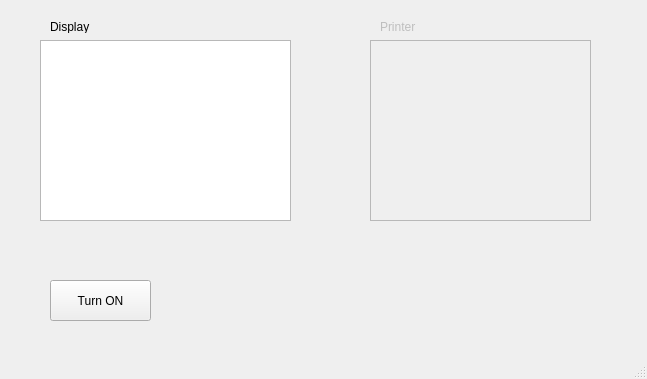
Above: ATM/mainwindow.ui from Neanra/ATM before the change. Below: the same form after it.
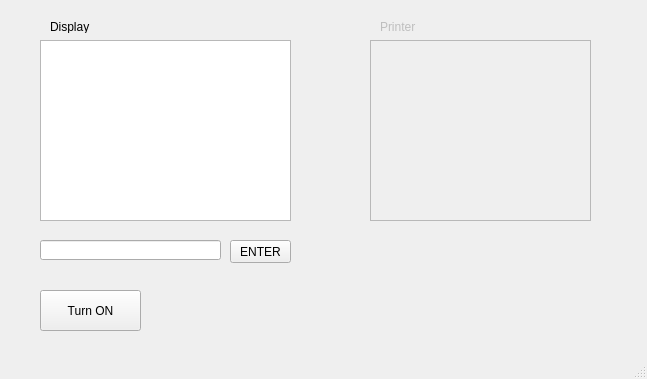
That is the form after the change.

```diff
--- a/ATM/mainwindow.ui
+++ b/ATM/mainwindow.ui
@@ -72,8 +72,8 @@
     </property>
     <property name="geometry">
      <rect>
-      <x>50</x>
-      <y>280</y>
+      <x>40</x>
+      <y>290</y>
       <width>101</width>
       <height>41</height>
      </rect>
@@ -82,6 +82,29 @@
      <string>Turn ON</string>
     </property>
    </widget>
+   <widget class="QLineEdit" name="inputField">
+    <property name="geometry">
+     <rect>
+      <x>40</x>
+      <y>240</y>
+      <width>181</width>
+      <height>20</height>
+     </rect>
+    </property>
+   </widget>
+   <widget class="QPushButton" name="enterBtn">
+    <property name="geometry">
+     <rect>
+      <x>230</x>
+      <y>240</y>
+      <width>61</width>
+      <height>23</height>
+     </rect>
+    </property>
+    <property name="text">
+     <string>ENTER</string>
+    </property>
+   </widget>
   </widget>
   <widget class="QStatusBar" name="statusBar"/>
  </widget>
```
Left out of the diff: 2 changed lines with no effect on the pictures.
